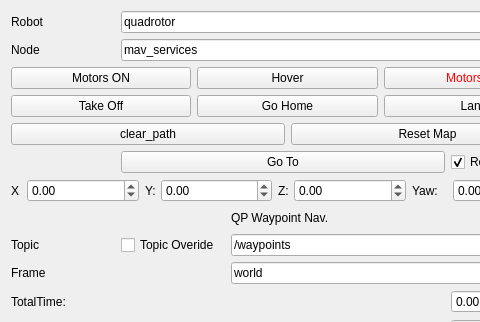
Above: waypoint_navigation_plugin/ui/WaypointNavigation.ui from arplaboratory/waypoint_navigation_plugin before the change; both pictures show x 0 to 480 and y 0 to 322 of the 575 by 831 pixel window. Below: the same form after it.
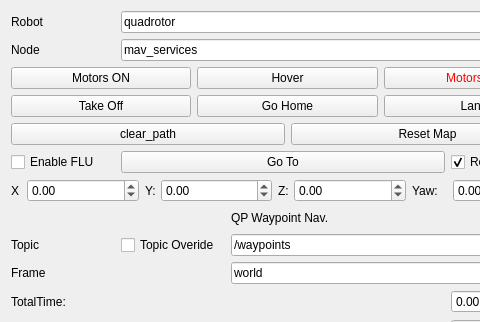
That is the form after the change.

```diff
--- a/waypoint_navigation_plugin/ui/WaypointNavigation.ui
+++ b/waypoint_navigation_plugin/ui/WaypointNavigation.ui
@@ -556,6 +556,13 @@
      </item>
     </layout>
    </item>
+   <item row="7" column="0">
+    <widget class="QCheckBox" name="local_frame">
+     <property name="text">
+      <string>Enable FLU</string>
+     </property>
+    </widget>
+   </item>
   </layout>
  </widget>
  <resources/>
```
